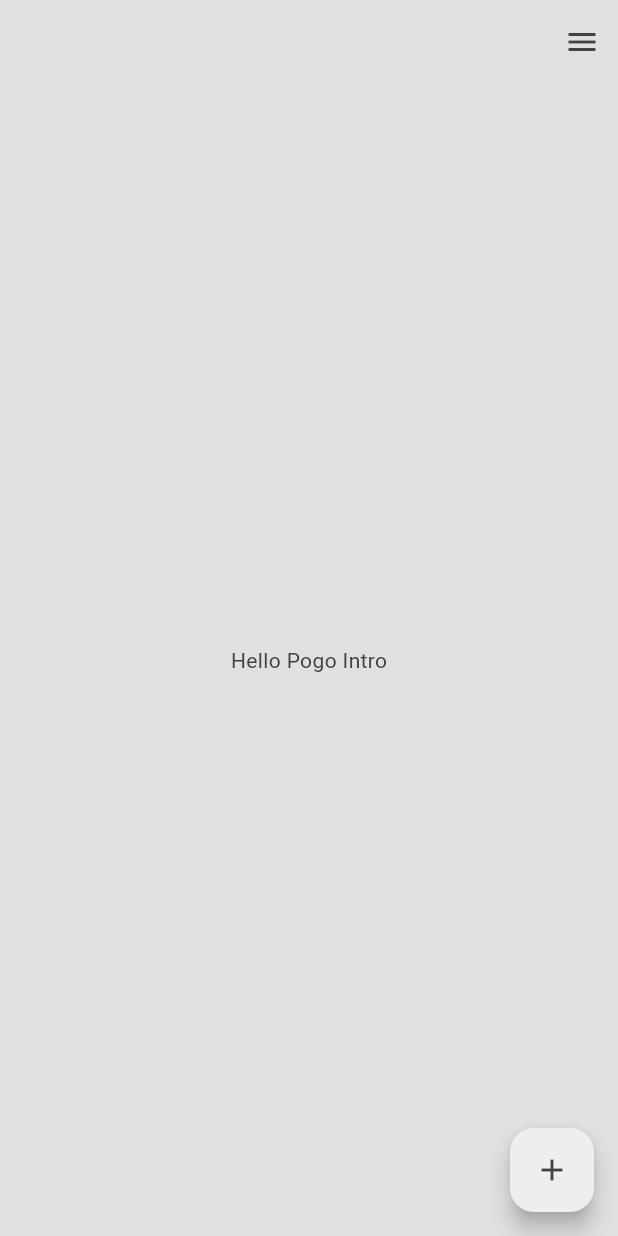
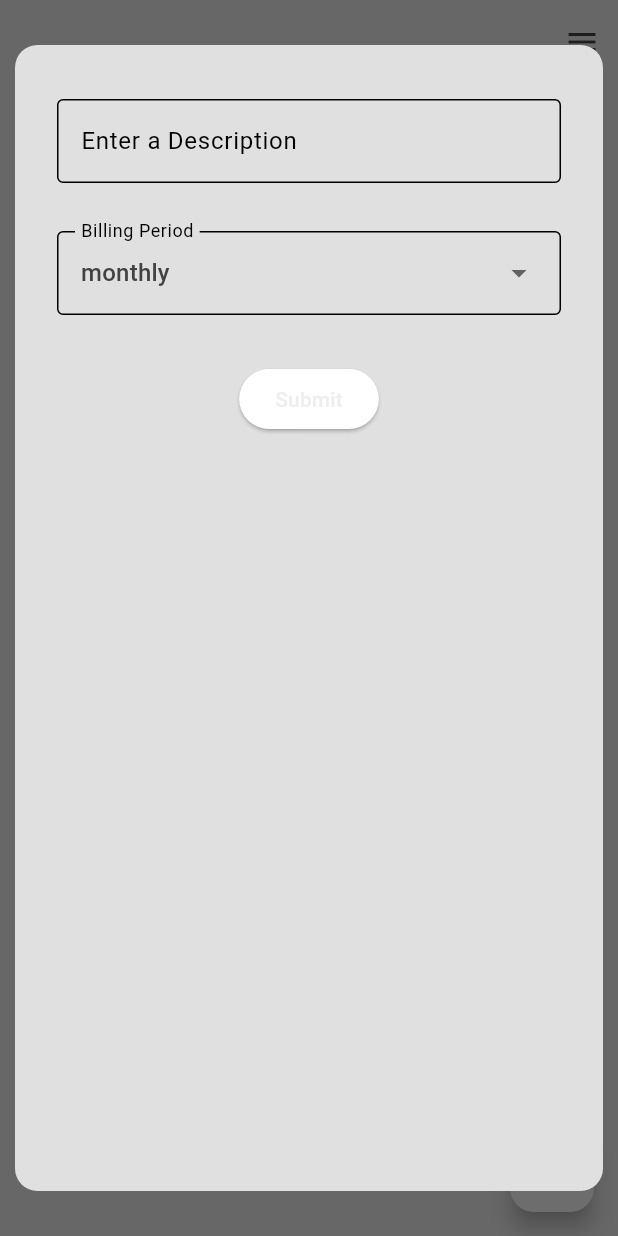
Before and after one commit to Astanto96/FixedFundsFlow, a Flutter app: the screen it shows after launch, after a tap on the "add" icon, on a phone screen of 412 x 824 dp. Run offline on Flutter 3.47's test engine with Material 3 defaults, Android fonts, the phone set to English and light mode, and no system bars; our stand-ins replace flutter_riverpod, riverpod.

Commit message:
Start CreateContract Dialog WiP

```diff
--- a/lib/model/contract.dart
+++ b/lib/model/contract.dart
@@ -10,6 +10,7 @@ class Contract {
   bool openEnd;
   Category category;
   bool income;
+  int amount;
 
   Contract({
     required this.id,
@@ -20,5 +21,6 @@ class Contract {
     required this.openEnd,
     required this.category,
     this.income = false,
+    required this.amount,
   });
 }
--- a/lib/notifier/contractslist_notifier.dart
+++ b/lib/notifier/contractslist_notifier.dart
@@ -13,7 +13,8 @@ class ContractlistNotifier extends StateNotifier<List<Contract>> {
       DateTime? contractEnd,
       bool openEnd,
       Category category,
-      bool income) {
+      bool income,
+      int amount) {
     final newContract = Contract(
         id: DateTime.now().millisecondsSinceEpoch,
         description: description,
@@ -23,7 +24,7 @@ class ContractlistNotifier extends StateNotifier<List<Contract>> {
         openEnd: openEnd,
         category: category,
         income: income,
-    );
+        amount: amount);
     state = [...state, newContract];
   }
 
--- a/lib/pages/welcome_page.dart
+++ b/lib/pages/welcome_page.dart
@@ -1,3 +1,4 @@
+import 'package:fixedfundsflow/widgets/contract_form_dialog.dart';
 import 'package:fixedfundsflow/widgets/menu_drawer.dart';
 import 'package:flutter/material.dart';
 import 'package:flutter_riverpod/flutter_riverpod.dart';
@@ -25,7 +26,12 @@ class WelcomePage extends ConsumerWidget {
       //FLOATINGBUTTON
       floatingActionButton: FloatingActionButton(
         onPressed: () {
-          //acting like im pressed
+          showDialog(
+            context: context,
+            builder: (BuildContext context) {
+              return const ContractFormDialog();
+            },
+          );
         },
         child: Icon(
           Icons.add,
--- /dev/null
+++ b/lib/widgets/contract_form_dialog.dart
@@ -0,0 +1,116 @@
+import 'package:fixedfundsflow/model/billing_period.dart';
+import 'package:fixedfundsflow/model/category.dart';
+import 'package:fixedfundsflow/provider/contractslist_provider.dart';
+import 'package:flutter/material.dart';
+import 'package:flutter_riverpod/flutter_riverpod.dart';
+
+class ContractFormDialog extends ConsumerStatefulWidget {
+  const ContractFormDialog({super.key});
+
+  @override
+  ContractFormState createState() => ContractFormState();
+}
+
+class ContractFormState extends ConsumerState<ContractFormDialog> {
+  final _formKey = GlobalKey<FormState>();
+  String _description = ''; //Textfield
+  BillingPeriod _billingPeriod = BillingPeriod.monthly; //Chipdings?
+  DateTime? _contractStart; //Datepicker
+  DateTime? _contractEnd; //Datepicker
+  bool _openEnd = false; //Tickbox
+  Category _category = Category(id: 1, description: "DummyCategory"); //Dropdown
+  bool _income = false; //Tickbox
+  int _amount = 0;
+
+  @override
+  Widget build(BuildContext context) {
+    return Dialog(
+      backgroundColor: Colors.transparent,
+      insetPadding: const EdgeInsets.fromLTRB(10, 30, 10, 30),
+      child: Container(
+        decoration: BoxDecoration(
+          color: Theme.of(context).colorScheme.background,
+          borderRadius: BorderRadius.circular(15),
+        ),
+        padding: const EdgeInsets.all(20),
+        child: Form(
+          key: _formKey,
+          child: Column(
+            children: <Widget>[
+              Padding(
+                padding:
+                    const EdgeInsets.symmetric(horizontal: 8, vertical: 16),
+                child: TextFormField(
+                  decoration: const InputDecoration(
+                    border: OutlineInputBorder(),
+                    hintText: "Enter a Description",
+                  ),
+                  onSaved: (value) {
+                    _description = value ?? "";
+                  },
+                  validator: (value) {
+                    if (value == null || value.isEmpty) {
+                      return "Please enter a description";
+                    }
+                    return null;
+                  },
+                ),
+              ),
+              Padding(
+                padding:
+                    const EdgeInsets.symmetric(horizontal: 8, vertical: 16),
+                child: InputDecorator(
+                  decoration: const InputDecoration(
+                    border: OutlineInputBorder(),
+                    labelText: 'Billing Period',
+                  ),
+                  child: DropdownButtonHideUnderline(
+                      child: DropdownButton<BillingPeriod>(
+                    value: _billingPeriod,
+                    isDense: true,
+                    onChanged: (newValue) {
+                      setState(() {
+                        _billingPeriod = newValue!;
+                      });
+                    },
+                    items: BillingPeriod.values.map((BillingPeriod period) {
+                      return DropdownMenuItem<BillingPeriod>(
+                        value: period,
+                        child: Text(period.toString().split('.').last),
+                      );
+                    }).toList(),
+                  )),
+                ),
+              ),
+              Padding(
+                padding:
+                    const EdgeInsets.symmetric(horizontal: 8, vertical: 16),
+                child: ElevatedButton(
+                  onPressed: () {
+                    if (_formKey.currentState!.validate()) {
+                      _formKey.currentState!.save();
+                    }
+                    ref.read(contractslistProvider.notifier).addContract(
+                        _description,
+                        _billingPeriod,
+                        _contractStart,
+                        _contractEnd,
+                        _openEnd,
+                        _category,
+                        _income,
+                        _amount);
+                    ScaffoldMessenger.of(context).showSnackBar(
+                      const SnackBar(content: Text("Contract created")),
+                    );
+                    Navigator.of(context).pop();
+                  },
+                  child: const Text("Submit"),
+                ),
+              ),
+            ],
+          ),
+        ),
+      ),
+    );
+  }
+}
```
Lines whose indentation alone changed are shown as unchanged.
